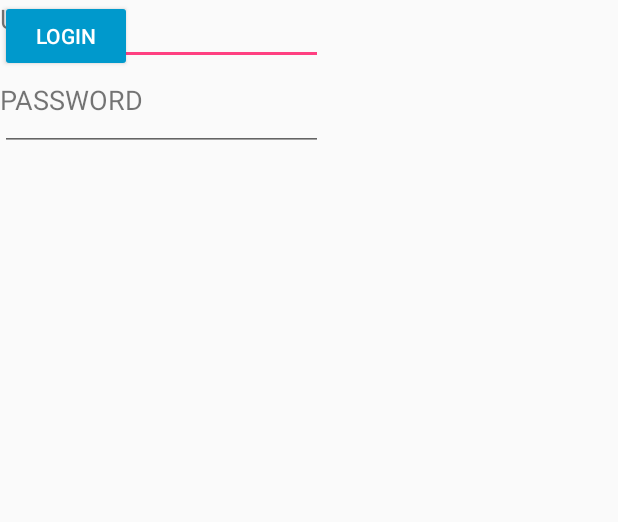
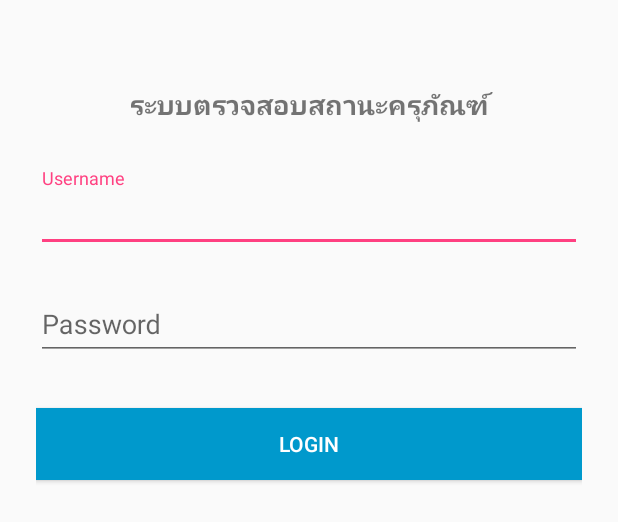
Before and after one commit to msoftteam/KVC-ICT, an Android app: the layout activity_login.xml on its own in the app's theme, with its tools: preview values and no code run, on a phone screen of 412 x 824 dp. Shown: the top 522 px of the screen. Run offline under Robolectric (Android 15) with nearby library versions, the phone set to English and light mode, and no system bars.

Commit message:
add login event

```diff
--- a/app/src/main/AndroidManifest.xml
+++ b/app/src/main/AndroidManifest.xml
@@ -9,14 +9,14 @@
         android:roundIcon="@mipmap/ic_launcher_round"
         android:supportsRtl="true"
         android:theme="@style/AppTheme">
-        <activity android:name=".MainActivity">
+        <activity android:name=".LoginActivity">
             <intent-filter>
                 <action android:name="android.intent.action.MAIN" />
 
                 <category android:name="android.intent.category.LAUNCHER" />
             </intent-filter>
         </activity>
-        <activity android:name=".LoginActivity" />
+        <activity android:name=".MainActivity" />
         <activity android:name="app.kvc.activity.OverviewActivity" />
         <activity android:name="app.kvc.activity.CategoryActivity" />
         <activity android:name="app.kvc.activity.RoomActivity" />
--- a/app/src/main/res/layout/activity_login.xml
+++ b/app/src/main/res/layout/activity_login.xml
@@ -1,57 +1,61 @@
 <?xml version="1.0" encoding="utf-8"?>
-<android.support.constraint.ConstraintLayout xmlns:android="http://schemas.android.com/apk/res/android"
-    xmlns:app="http://schemas.android.com/apk/res-auto"
-    xmlns:tools="http://schemas.android.com/tools"
-    android:layout_width="match_parent"
-    android:layout_height="match_parent"
-    tools:context="app.kvc.kvc_ict.LoginActivity">
+<ScrollView xmlns:android="http://schemas.android.com/apk/res/android"
+    android:layout_width="fill_parent"
+    android:layout_height="fill_parent"
+    android:fitsSystemWindows="true">
 
-    <TextView
-        android:id="@+id/textView"
-        android:layout_width="96dp"
+    <LinearLayout
+        android:orientation="vertical"
+        android:layout_width="match_parent"
         android:layout_height="wrap_content"
-        android:text="PASSWORD"
-        android:textSize="18sp"
-        tools:layout_editor_absoluteX="33dp"
-        android:layout_marginTop="32dp"
-        app:layout_constraintTop_toBottomOf="@+id/textView2" />
+        android:paddingTop="56dp"
+        android:paddingLeft="24dp"
+        android:paddingRight="24dp">
 
-    <TextView
-        android:id="@+id/textView2"
-        android:layout_width="93dp"
-        android:layout_height="22dp"
-        android:text="USERNAME"
-        android:textSize="18sp"
-        tools:layout_editor_absoluteX="34dp"
-        tools:layout_editor_absoluteY="99dp" />
+        <TextView
+            android:layout_width="match_parent"
+            android:layout_height="wrap_content"
+            android:text="ระบบตรวจสอบสถานะครุภัณฑ์"
+            android:textAlignment="center"
+            android:textSize="18sp"
+            android:textStyle="bold" />
 
-    <EditText
-        android:id="@+id/editText"
-        android:layout_width="215dp"
-        android:layout_height="43dp"
-        android:ems="10"
-        android:inputType="textPersonName"
-        android:text="Name"
-        tools:layout_editor_absoluteX="143dp"
-        tools:layout_editor_absoluteY="87dp" />
+        <!--  Username Label -->
+        <android.support.design.widget.TextInputLayout
+            android:layout_width="match_parent"
+            android:layout_height="wrap_content"
+            android:layout_marginTop="30dp"
+            android:layout_marginBottom="8dp">
+            <EditText android:id="@+id/input_username"
+                android:layout_width="match_parent"
+                android:layout_height="wrap_content"
+                android:inputType="text"
+                android:hint="Username" />
+        </android.support.design.widget.TextInputLayout>
 
-    <EditText
-        android:id="@+id/editText2"
-        android:layout_width="215dp"
-        android:layout_height="wrap_content"
-        android:ems="10"
-        android:inputType="textPassword"
-        tools:layout_editor_absoluteX="143dp"
-        android:layout_marginTop="12dp"
-        app:layout_constraintTop_toBottomOf="@+id/editText" />
+        <!--  Password Label -->
+        <android.support.design.widget.TextInputLayout
+            android:layout_width="match_parent"
+            android:layout_height="wrap_content"
+            android:layout_marginTop="8dp"
+            android:layout_marginBottom="8dp">
+            <EditText android:id="@+id/input_password"
+                android:layout_width="match_parent"
+                android:layout_height="wrap_content"
+                android:inputType="textPassword"
+                android:hint="Password"/>
+        </android.support.design.widget.TextInputLayout>
 
-    <Button
-        android:id="@+id/btnLogin"
-        android:layout_width="wrap_content"
-        android:layout_height="wrap_content"
-        android:backgroundTint="@android:color/holo_blue_dark"
-        android:text="LOGIn"
-        android:textColor="@android:color/background_light"
-        tools:layout_editor_absoluteX="141dp"
-        tools:layout_editor_absoluteY="231dp" />
-</android.support.constraint.ConstraintLayout>
+        <android.support.v7.widget.AppCompatButton
+            android:id="@+id/btn_login"
+            android:layout_width="fill_parent"
+            android:layout_height="wrap_content"
+            android:layout_marginBottom="24dp"
+            android:layout_marginTop="24dp"
+            android:background="@android:color/holo_blue_dark"
+            android:padding="12dp"
+            android:text="Login"
+            android:textColor="@android:color/background_light" />
+
+    </LinearLayout>
+</ScrollView>
```
Also changed, not shown: app/src/main/java/app/kvc/kvc_ict/LoginActivity.java (+103 -1 lines), app/src/main/java/app/kvc/kvc_ict/MainActivity.java (+22 -1 lines), app/src/main/res/menu/navigation_menu.xml (+6 -2 lines), app/src/main/res/mipmap-hdpi/ic_list_black_24dp.png (added), app/src/main/res/mipmap-mdpi/ic_list_black_24dp.png (added), app/src/main/res/mipmap-xhdpi/ic_list_black_24dp.png (added), app/src/main/res/mipmap-xxhdpi/ic_list_black_24dp.png (added), app/src/main/res/mipmap-xxxhdpi/ic_list_black_24dp.png (added).
